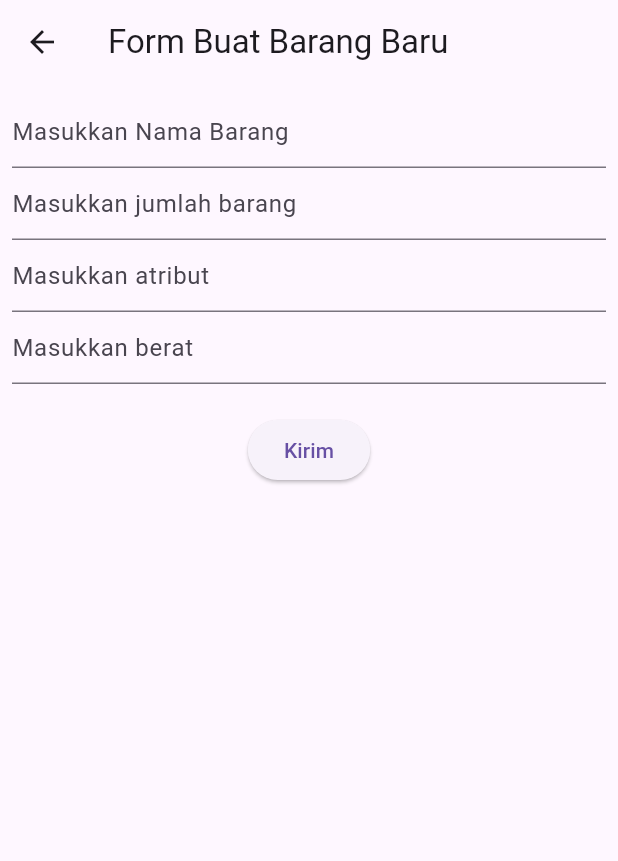
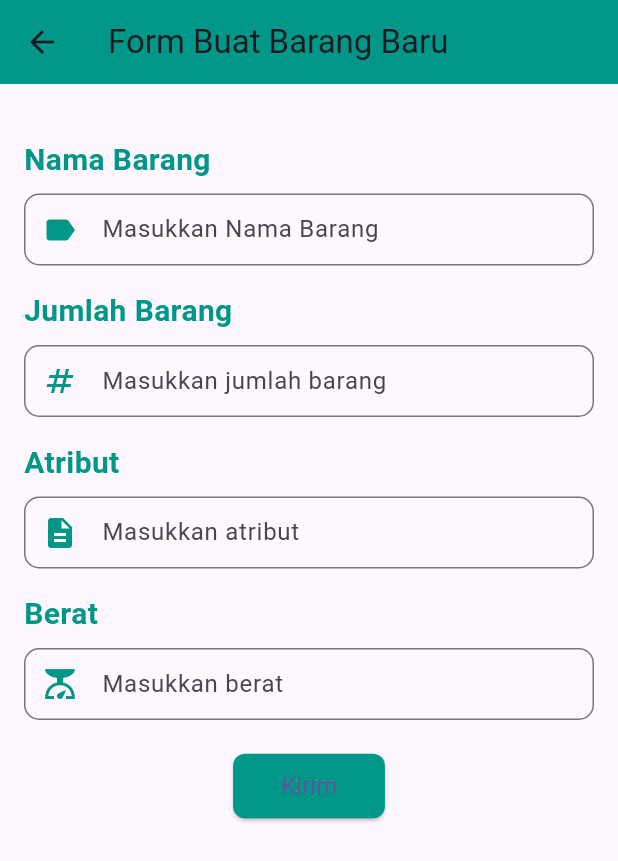
Before and after one commit to Randyapr/inventory, a Flutter app: the screen it shows after launch, item 2 of the bottom bar chosen, after a tap on the "add" icon, on a phone screen of 412 x 824 dp. Shown: the top 861 px of the screen. Run offline on Flutter 3.47's test engine with Material 3 defaults, Android fonts, the phone set to English and light mode, and no system bars; network calls fail.

Commit message:
update ui

```diff
--- a/lib/formPage.dart
+++ b/lib/formPage.dart
@@ -22,42 +22,106 @@ class _FormPageState extends State<FormPage> {
   Widget build(BuildContext context) {
     return Scaffold(
       appBar: AppBar(
-        title: Text("Form Buat Barang Baru"),
+        title: const Text("Form Buat Barang Baru"),
+        backgroundColor: Colors.teal,
       ),
       body: Padding(
-        padding: const EdgeInsets.all(8.0),
+        padding: const EdgeInsets.all(16.0),
+        child: SingleChildScrollView(
           child: Column(
+            crossAxisAlignment: CrossAxisAlignment.start,
             children: [
+              const SizedBox(height: 20),
+              Text(
+                "Nama Barang",
+                style: TextStyle(
+                  fontSize: 20,
+                  fontWeight: FontWeight.bold,
+                  color: Colors.teal,
+                ),
+              ),
+              const SizedBox(height: 8),
               TextFormField(
                 controller: nameController,
                 keyboardType: TextInputType.text,
-              decoration: const InputDecoration(
+                decoration: InputDecoration(
+                  prefixIcon: Icon(Icons.label, color: Colors.teal),
+                  border: OutlineInputBorder(
+                    borderRadius: BorderRadius.circular(10),
+                  ),
                   hintText: "Masukkan Nama Barang",
+                  contentPadding: const EdgeInsets.symmetric(horizontal: 16, vertical: 12),
                 ),
               ),
+              const SizedBox(height: 16),
+              Text(
+                "Jumlah Barang",
+                style: TextStyle(
+                  fontSize: 20,
+                  fontWeight: FontWeight.bold,
+                  color: Colors.teal,
+                ),
+              ),
+              const SizedBox(height: 8),
               TextFormField(
                 controller: qtyController,
                 keyboardType: TextInputType.number,
-              decoration: const InputDecoration(
+                decoration: InputDecoration(
+                  prefixIcon: Icon(Icons.numbers, color: Colors.teal),
+                  border: OutlineInputBorder(
+                    borderRadius: BorderRadius.circular(10),
+                  ),
                   hintText: "Masukkan jumlah barang",
+                  contentPadding: const EdgeInsets.symmetric(horizontal: 16, vertical: 12),
                 ),
               ),
+              const SizedBox(height: 16),
+              Text(
+                "Atribut",
+                style: TextStyle(
+                  fontSize: 20,
+                  fontWeight: FontWeight.bold,
+                  color: Colors.teal,
+                ),
+              ),
+              const SizedBox(height: 8),
               TextFormField(
                 controller: attrController,
                 keyboardType: TextInputType.text,
-              decoration: const InputDecoration(
+                decoration: InputDecoration(
+                  prefixIcon: Icon(Icons.description, color: Colors.teal),
+                  border: OutlineInputBorder(
+                    borderRadius: BorderRadius.circular(10),
+                  ),
                   hintText: "Masukkan atribut",
+                  contentPadding: const EdgeInsets.symmetric(horizontal: 16, vertical: 12),
                 ),
               ),
+              const SizedBox(height: 16),
+              Text(
+                "Berat",
+                style: TextStyle(
+                  fontSize: 20,
+                  fontWeight: FontWeight.bold,
+                  color: Colors.teal,
+                ),
+              ),
+              const SizedBox(height: 8),
               TextFormField(
                 controller: weightController,
                 keyboardType: TextInputType.number,
-              decoration: const InputDecoration(
+                decoration: InputDecoration(
+                  prefixIcon: Icon(Icons.scale, color: Colors.teal),
+                  border: OutlineInputBorder(
+                    borderRadius: BorderRadius.circular(10),
+                  ),
                   hintText: "Masukkan berat",
+                  contentPadding: const EdgeInsets.symmetric(horizontal: 16, vertical: 12),
                 ),
               ),
-            SizedBox(height: 20),
-            ElevatedButton(
+              const SizedBox(height: 20),
+              Center(
+                child: ElevatedButton(
                   onPressed: () async {
                     Uri url = Uri.parse("$baseUrl/stocks");
 
@@ -75,14 +139,11 @@ class _FormPageState extends State<FormPage> {
                         body: jsonEncode(data),
                       );
 
-                  print('Response status: ${response.statusCode}');
-                  print('Response body: ${response.body}');
-
                       if (response.statusCode == 200 || response.statusCode == 201) {
                         ScaffoldMessenger.of(context).showSnackBar(
-                      const SnackBar(
+                          SnackBar(
                             backgroundColor: Colors.green,
-                        content: Text("Barang Berhasil ditambahkan"),
+                            content: const Text("Barang Berhasil ditambahkan"),
                           ),
                         );
                         widget.refreshData();
@@ -96,18 +157,27 @@ class _FormPageState extends State<FormPage> {
                         );
                       }
                     } catch (e) {
-                  print('Error: $e');
                       ScaffoldMessenger.of(context).showSnackBar(
-                    const SnackBar(
+                        SnackBar(
                           backgroundColor: Colors.red,
-                      content: Text("Gagal Menambahkan Barang: Network error"),
+                          content: const Text("Gagal Menambahkan Barang: Network error"),
                         ),
                       );
                     }
                   },
-              child: Text("Kirim"),
+                  style: ElevatedButton.styleFrom(
+                    backgroundColor: Colors.teal,
+                    padding: const EdgeInsets.symmetric(horizontal: 32, vertical: 12),
+                    textStyle: const TextStyle(fontSize: 16),
+                    shape: RoundedRectangleBorder(
+                      borderRadius: BorderRadius.circular(8),
+                    ),
+                  ),
+                  child: const Text("Kirim"),
+                ),
               ),
             ],
+          ),
         ),
       ),
     );
```
Also changed, not shown: lib/form_seller.dart (+61 -23 lines), lib/home_page.dart (+14 -4 lines). Lines whose indentation alone changed are shown as unchanged.
